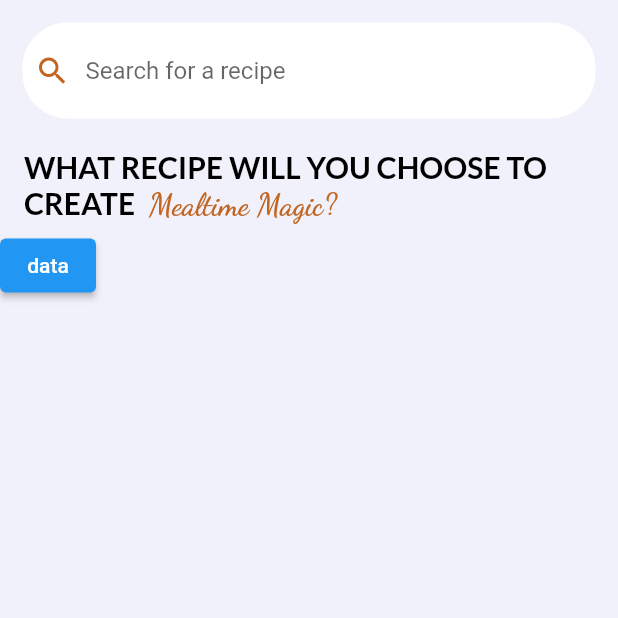
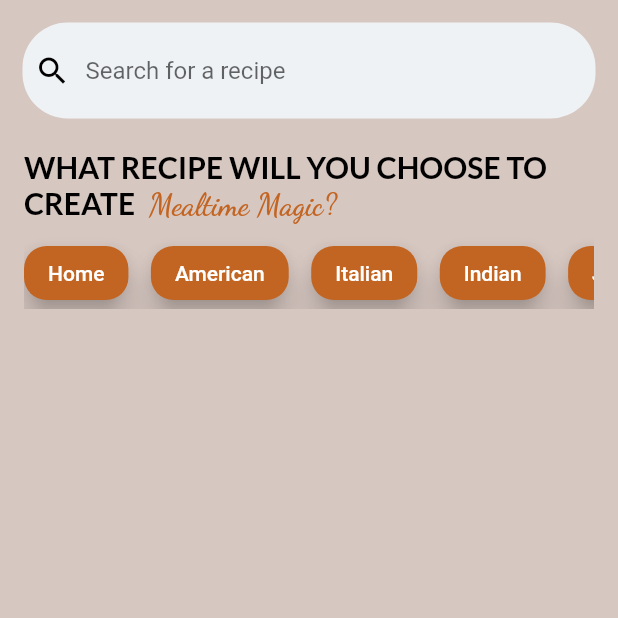
Before and after one commit to vainavinair/mealtime-magic, a Flutter app: the screen it shows after launch, after a tap on "CONTINUE", on a phone screen of 412 x 824 dp, the top half of it. Run offline on Flutter 3.47's test engine with Material 2 defaults, Android fonts, the phone set to English and light mode, and no system bars; our stand-ins replace google_fonts, webview_flutter; network calls fail.

Commit message:
added cusines button and theme set up

```diff
--- a/lib/api_handler.dart
+++ b/lib/api_handler.dart
@@ -21,9 +21,9 @@ class ApiHandler {
     return recipeList;
   }
 
-  static Future<List<Recipe>> random() async {
-    String url =
-        'https://api.edamam.com/api/recipes/v2?type=public&app_id=ed8282b8&app_key=%208a4d8c94b108fd3185d0d43e332d4768%09&imageSize=REGULAR&random=true';
+  static Future<List<Recipe>> random(url) async {
+    // String url =
+    //     'https://api.edamam.com/api/recipes/v2?type=public&app_id=ed8282b8&app_key=%208a4d8c94b108fd3185d0d43e332d4768%09&imageSize=REGULAR&random=true';
     var response = await get(Uri.parse(url));
     Map data = jsonDecode(response.body);
     List<Recipe> recipeList = <Recipe>[];
@@ -36,9 +36,9 @@ class ApiHandler {
     return recipeList;
   }
 
-  static Future<List<Recipe>> cuisineSearch(cuisine) async {
-    String url =
-        'https://api.edamam.com/api/recipes/v2?type=public&app_id=ed8282b8&app_key=%208a4d8c94b108fd3185d0d43e332d4768&cuisineType=${cuisine}';
+  static Future<List<Recipe>> cuisineSearch(url) async {
+    // String url =
+    //     'https://api.edamam.com/api/recipes/v2?type=public&app_id=ed8282b8&app_key=%208a4d8c94b108fd3185d0d43e332d4768&cuisineType=${cuisine}';
     var response = await get(Uri.parse(url));
     Map data = jsonDecode(response.body);
     List<Recipe> recipeList = <Recipe>[];
--- a/lib/home_page.dart
+++ b/lib/home_page.dart
@@ -8,6 +8,21 @@ import 'api_handler.dart';
 import 'models/recipe.dart';
 
 class HomePage extends StatefulWidget {
+  final String urlRandom =
+      'https://api.edamam.com/api/recipes/v2?type=public&app_id=ed8282b8&app_key=%208a4d8c94b108fd3185d0d43e332d4768%09&imageSize=REGULAR&random=true';
+  final String urlAmerican =
+      'https://api.edamam.com/api/recipes/v2?type=public&app_id=ed8282b8&app_key=%208a4d8c94b108fd3185d0d43e332d4768&cuisineType=American';
+  final String urlChinese =
+      'https://api.edamam.com/api/recipes/v2?type=public&app_id=ed8282b8&app_key=%208a4d8c94b108fd3185d0d43e332d4768&cuisineType=Chinese';
+  final String urlJapanese =
+      'https://api.edamam.com/api/recipes/v2?type=public&app_id=ed8282b8&app_key=%208a4d8c94b108fd3185d0d43e332d4768&cuisineType=Japanese';
+  final String urlItalian =
+      'https://api.edamam.com/api/recipes/v2?type=public&app_id=ed8282b8&app_key=%208a4d8c94b108fd3185d0d43e332d4768&cuisineType=Italian';
+  final String urlIndian =
+      'https://api.edamam.com/api/recipes/v2?type=public&app_id=ed8282b8&app_key=%208a4d8c94b108fd3185d0d43e332d4768&cuisineType=Indian';
+
+  const HomePage({super.key});
+
   @override
   State<HomePage> createState() => _HomePageState();
 }
@@ -18,11 +33,11 @@ class _HomePageState extends State<HomePage> {
   @override
   void initState() {
     super.initState();
-    _loadRecipes();
+    _loadRecipes(widget.urlRandom);
   }
 
-  _loadRecipes() async {
-    List<Recipe> recipes = await ApiHandler.random();
+  _loadRecipes(url) async {
+    List<Recipe> recipes = await ApiHandler.random(url);
     setState(() {
       recipeList = recipes;
     });
@@ -30,14 +45,13 @@ class _HomePageState extends State<HomePage> {
 
   @override
   Widget build(BuildContext context) {
-    print(recipeList.length);
     return Scaffold(
       body: Stack(
         children: [
           Container(
             width: MediaQuery.of(context).size.width,
             height: MediaQuery.of(context).size.height,
-            color: Color(0xffF0F1FA),
+            color: Theme.of(context).primaryColor,
           ),
           Column(
             children: [
@@ -47,7 +61,7 @@ class _HomePageState extends State<HomePage> {
                   padding: EdgeInsets.all(8),
                   decoration: BoxDecoration(
                     borderRadius: BorderRadius.circular(30),
-                    color: Colors.white,
+                    color: Color(0xffEFF2F5),
                   ),
                   child: SearchBar(),
                 ),
@@ -70,10 +84,60 @@ class _HomePageState extends State<HomePage> {
                       ]),
                 ),
               ),
-              Row(
+              Container(
+                padding: EdgeInsets.symmetric(horizontal: 16, vertical: 5),
+                child: SingleChildScrollView(
+                  scrollDirection: Axis.horizontal,
+                  child: Row(
                     children: [
-                  ElevatedButton(onPressed: () {}, child: Text("data"))
+                      ElevatedButton(
+                          onPressed: () {
+                            _loadRecipes(widget.urlRandom);
+                          },
+                          child: Text("Home")),
+                      SizedBox(
+                        width: 15,
+                      ),
+                      ElevatedButton(
+                          onPressed: () {
+                            _loadRecipes(widget.urlAmerican);
+                          },
+                          child: Text("American")),
+                      SizedBox(
+                        width: 15,
+                      ),
+                      ElevatedButton(
+                          onPressed: () {
+                            _loadRecipes(widget.urlItalian);
+                          },
+                          child: Text("Italian")),
+                      SizedBox(
+                        width: 15,
+                      ),
+                      ElevatedButton(
+                          onPressed: () {
+                            _loadRecipes(widget.urlIndian);
+                          },
+                          child: Text("Indian")),
+                      SizedBox(
+                        width: 15,
+                      ),
+                      ElevatedButton(
+                          onPressed: () {
+                            _loadRecipes(widget.urlJapanese);
+                          },
+                          child: Text("Japanese")),
+                      SizedBox(
+                        width: 15,
+                      ),
+                      ElevatedButton(
+                          onPressed: () {
+                            _loadRecipes(widget.urlChinese);
+                          },
+                          child: Text("Chinese"))
                     ],
+                  ),
+                ),
               ),
               Expanded(
                 flex: 1,
@@ -94,17 +158,21 @@ class _HomePageState extends State<HomePage> {
                                       RecipeView(recipeList[index].url)));
                         },
                         child: Card(
-                          margin: EdgeInsets.all(20),
+                          elevation: 10.0,
                           shape: RoundedRectangleBorder(
-                            borderRadius: BorderRadius.circular(10.0),
+                            borderRadius: BorderRadius.circular(16.0),
                           ),
+                          margin: EdgeInsets.all(10.0),
                           child: Stack(
                             children: [
-                              Image.network(
+                              ClipRRect(
+                                borderRadius: BorderRadius.circular(16.0),
+                                child: Image.network(
                                   recipeList[index].image,
                                   fit: BoxFit.cover,
                                   height: 200,
                                   width: MediaQuery.of(context).size.width,
+                                ),
                               ),
                               Column(
                                 children: [
--- a/lib/intro.dart
+++ b/lib/intro.dart
@@ -46,7 +46,13 @@ class _IntroState extends State<Intro> {
     return Text(
       data,
       style: GoogleFonts.abrilFatface(
-        color: Theme.of(context).primaryColor,
+        color: Color(0xffDCDCDD),
+        shadows: [
+          Shadow(
+              color: Color.fromARGB(255, 154, 109, 64).withOpacity(0.5),
+              offset: Offset(20, 4),
+              blurRadius: 5)
+        ],
         fontSize: 24,
       ),
       textAlign: TextAlign.center,
--- a/lib/main.dart
+++ b/lib/main.dart
@@ -1,6 +1,7 @@
 // ignore_for_file: prefer_const_constructors
 
 import 'package:flutter/material.dart';
+import 'package:google_fonts/google_fonts.dart';
 import 'welcome.dart';
 
 void main() {
@@ -16,7 +17,20 @@ class MyApp extends StatelessWidget {
     return MaterialApp(
       title: 'Flutter Demo',
       theme: ThemeData(
-        primaryColor: Colors.white,
+        appBarTheme: AppBarTheme(
+          color: Color(0xffC26522),
+          iconTheme: (IconThemeData(color: Color(0xffDCDCDD))),
+        ),
+        primaryColor: Color.fromARGB(255, 215, 199, 193),
+        elevatedButtonTheme: ElevatedButtonThemeData(
+          style: ElevatedButton.styleFrom(
+            elevation: 8,
+            shape:
+                RoundedRectangleBorder(borderRadius: BorderRadius.circular(15)),
+            backgroundColor: Color(0xffC26522), // background (button) color
+            foregroundColor: Colors.white, // foreground (text) color
+          ),
+        ),
       ),
       themeMode: ThemeMode.light,
       home: WelcomePage(),
--- a/lib/search_bar.dart
+++ b/lib/search_bar.dart
@@ -11,10 +11,7 @@ class SearchBar extends StatelessWidget {
     return Row(
       children: [
         GestureDetector(
-          child: Icon(
-            Icons.search,
-            color: Color(0xffC26522),
-          ),
+          child: Icon(Icons.search, color: Color(0xff000000)),
           onTap: () {
             Navigator.push(
                 context,
--- a/lib/welcome.dart
+++ b/lib/welcome.dart
@@ -1,5 +1,6 @@
 // ignore_for_file: prefer_const_constructors, sort_child_properties_last
 import 'package:flutter/material.dart';
+import 'package:google_fonts/google_fonts.dart';
 import './intro.dart';
 import './home_page.dart';
 
@@ -45,10 +46,14 @@ class WelcomePage extends StatelessWidget {
                     Navigator.push(context,
                         MaterialPageRoute(builder: (context) => HomePage()));
                   },
-                  child: Text("CONTINUE"),
+                  child: Text(
+                    "CONTINUE",
+                    style: GoogleFonts.merriweather(
+                        fontSize: 24, fontWeight: FontWeight.bold),
+                  ),
                   style: ElevatedButton.styleFrom(
-                    elevation: 16,
-                    shadowColor: Colors.black,
+                    backgroundColor: Color(0xffDCDCDD),
+                    foregroundColor: Color.fromARGB(255, 154, 109, 64),
                   )),
             ),
           )
```
Also changed, not shown: lib/show_recipe.dart (+13 -7 lines), lib/utils/theme/cmc.dart (added, +21 -0 lines), assets/images/mml.png, assets/images/notfound.png (added). Lines whose indentation alone changed are shown as unchanged.
